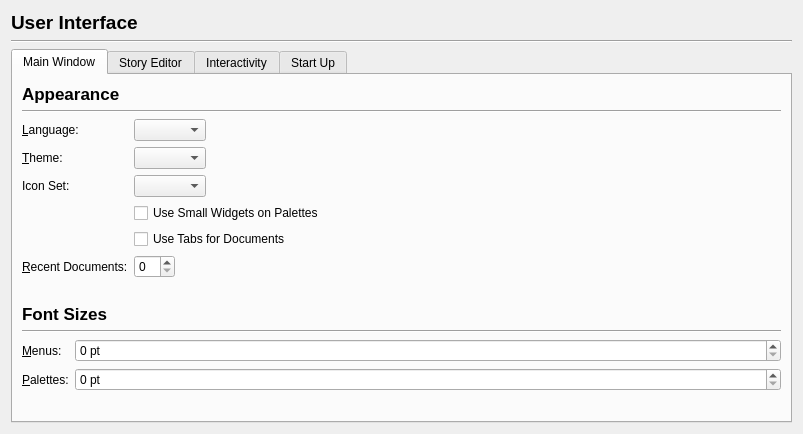
Before: the Qt Designer form scribus/ui/prefs_userinterfacebase.ui in scribusproject/scribus, drawn with Qt 5.
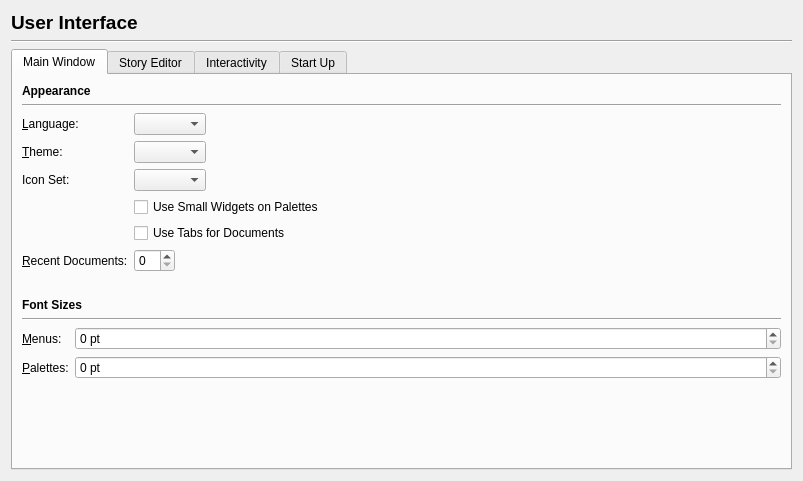
After: the same form once the commit is applied.

Diff of the .ui file:
```diff
--- a/scribus/ui/prefs_userinterfacebase.ui
+++ b/scribus/ui/prefs_userinterfacebase.ui
@@ -7,7 +7,7 @@
     <x>0</x>
     <y>0</y>
     <width>803</width>
-    <height>434</height>
+    <height>481</height>
    </rect>
   </property>
   <property name="windowTitle">
@@ -49,7 +49,6 @@
         <widget class="QLabel" name="label">
          <property name="font">
           <font>
-           <pointsize>13</pointsize>
            <weight>75</weight>
            <bold>true</bold>
           </font>
@@ -156,7 +155,6 @@
         <widget class="QLabel" name="label_2">
          <property name="font">
           <font>
-           <pointsize>13</pointsize>
            <weight>75</weight>
            <bold>true</bold>
           </font>
```
